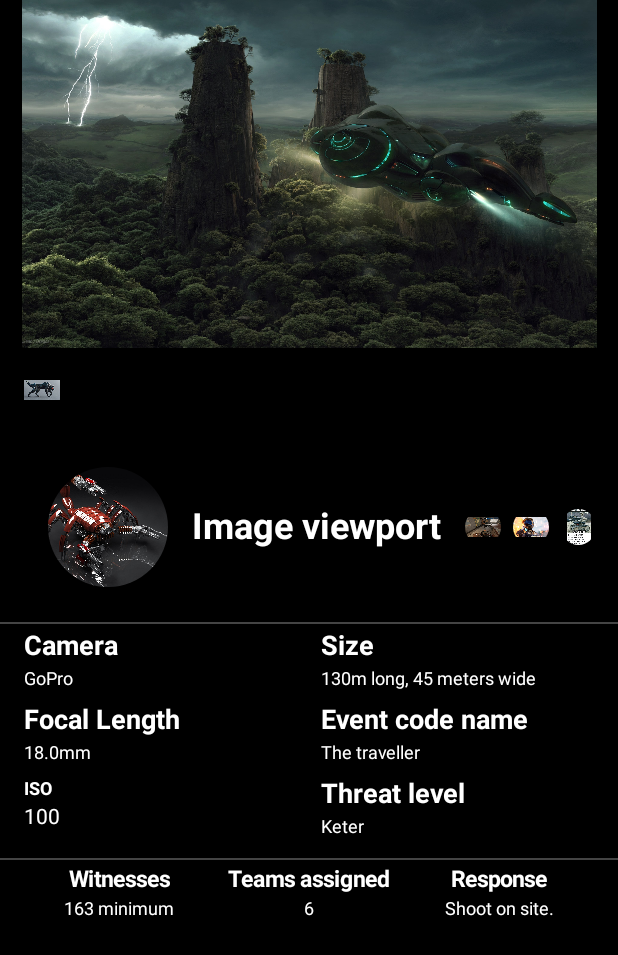
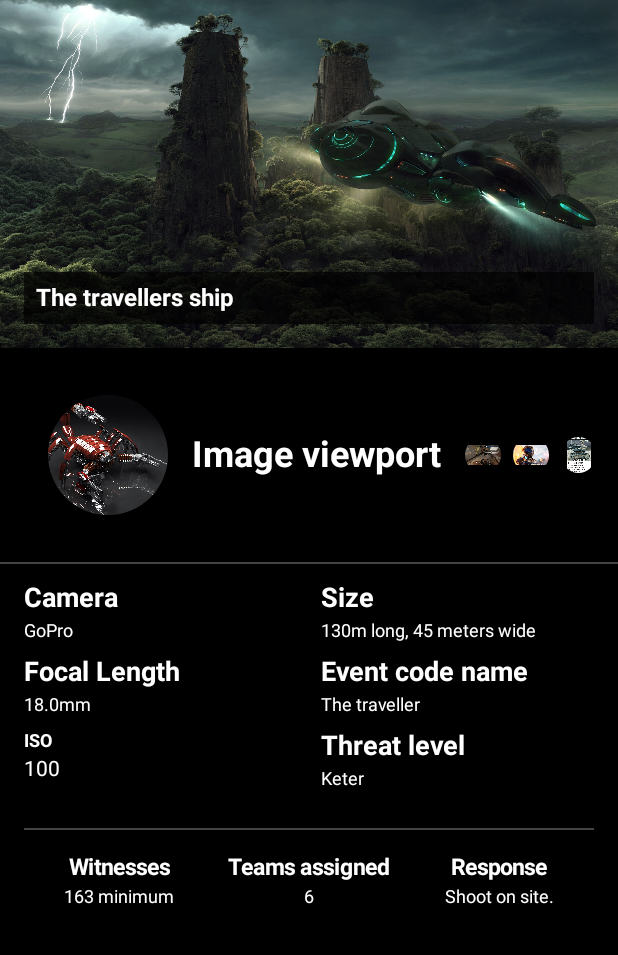
Before and after one commit to Spartan03168/First_assignment_MOBILE_APPLICATIONS, an Android app built with Jetpack Compose: the screen it shows after launch (MainActivity), on a phone screen of 412 x 824 dp. Shown: the top 955 px of the screen. Run offline under Robolectric (Android 15) with nearby library versions, the phone set to English and light mode, and no system bars.

Commit message:
Experimental update IDGAF

```diff
--- a/app/src/main/java/com/example/proj_3/MainActivity.kt
+++ b/app/src/main/java/com/example/proj_3/MainActivity.kt
@@ -24,6 +24,7 @@ import androidx.compose.material3.ButtonDefaults
 import androidx.compose.material3.IconButton
 import androidx.compose.ui.Alignment
 import androidx.compose.ui.draw.clip
+import androidx.compose.ui.graphics.painter.Painter
 import androidx.compose.ui.layout.ContentScale
 import androidx.compose.ui.semantics.Role.Companion.Button
 import androidx.compose.ui.text.TextStyle
@@ -34,7 +35,6 @@ import androidx.navigation.NavController
 import androidx.navigation.compose.NavHost
 import androidx.navigation.compose.composable
 import androidx.navigation.compose.rememberNavController
-
 
 class MainActivity : ComponentActivity() {
     override fun onCreate(savedInstanceState: Bundle?) {
@@ -78,47 +78,23 @@ fun DetailsScreen() {
     }
 }
 
-
 @Composable
 fun MainScreen() {
     Proj_3Theme {
         Surface(modifier = Modifier.fillMaxSize(), color = Color.Black) {
-            Column(modifier = Modifier.fillMaxSize()) {
-                Image(
+            Column(
+                modifier = Modifier.fillMaxSize(),
+                verticalArrangement = Arrangement.spacedBy(8.dp)
+            ) {
+                // Main Image with Overlay Text
+                ImageWithOverlayText(
                     painter = painterResource(id = R.drawable.scifi_wallpaper),
-                    contentDescription = "The traveller leaving the planet through a portal that formed above the amazon forrest.",
+                    contentDescription = "The traveller leaving the planet through a portal that formed above the amazon forest",
+                    overlayText = "The travellers ship",
                     modifier = Modifier
                         .fillMaxWidth()
                         .aspectRatio(16f / 9f)
                 )
-
-                Box(
-                    modifier = Modifier
-                        .fillMaxWidth()
-                        .padding(16.dp)
-                        .align(Alignment.Start)
-                ) {
-                    Row(
-                        verticalAlignment = Alignment.CenterVertically
-                    ) {
-                        Image(
-                            painter = painterResource(id = R.drawable.wolf_render_robot_wallpaper),
-                            contentDescription = "Pin",
-                            modifier = Modifier.size(24.dp)
-                        )
-
-                        Text(
-                            text = "Storm breach",
-                            style = TextStyle(
-                                fontSize = 16.sp,
-                                fontWeight = FontWeight.Bold,
-                                color = Color.White
-                            ),
-                            modifier = Modifier.padding(start = 8.dp),
-                            color = Color(0*80000000)
-                        )
-                    }
-                }
 
                 Row(
                     modifier = Modifier.padding(horizontal = 16.dp, vertical = 15.dp),
@@ -169,12 +145,14 @@ fun MainScreen() {
                         )
                     }
                 }
+
                 Spacer(
                     modifier = Modifier
                         .height(1.dp)
                         .fillMaxWidth()
                         .background(Color.DarkGray)
                 )
+
                 Row(
                     modifier = Modifier.padding(horizontal = 16.dp, vertical = 4.dp)
                 ) {
@@ -287,13 +265,19 @@ fun MainScreen() {
                     }
                 }
 
-                Spacer(
+                Row(
                     modifier = Modifier
-                        .height(1.dp)
-                        .fillMaxWidth()
-                        .background(Color.DarkGray)
-                )
+                        .padding(horizontal = 16.dp, vertical = 4.dp)
+                ) {
+                    // Column code remains unchanged...
+                    Spacer(
+                        modifier = Modifier
+                            .height(1.dp)
+                            .fillMaxWidth()
+                            .background(Color.DarkGray)
+                    )
 
+                }
                 Row(
                     modifier = Modifier
                         .padding(horizontal = 16.dp, vertical = 4.dp)
@@ -371,11 +355,54 @@ fun MainScreen() {
                         )
                     }
                 }
+
+                // Spacer to push the bubble to the bottom
+                Spacer(modifier = Modifier.weight(1f))
+
+                // Bubble Text Component at the bottom
                 BubbleTextComponent(text = "keter")
             }
         }
     }
 }
+
+@Composable
+fun ImageWithOverlayText(
+    painter: Painter,
+    contentDescription: String,
+    overlayText: String,
+    modifier: Modifier = Modifier,
+    overlayTextColor: Color = Color.White,
+    overlayTextBackground: Color = Color(0xAA000000)
+) {
+    Box(modifier = modifier) {
+        Image(
+            painter = painter,
+            contentDescription = contentDescription,
+            modifier = Modifier.fillMaxSize(),
+            contentScale = ContentScale.Crop
+        )
+
+        Box(
+            modifier = Modifier
+                .fillMaxWidth()
+                .padding(16.dp)
+                .background(overlayTextBackground)
+                .align(Alignment.BottomEnd)
+        ) {
+            Text(
+                text = overlayText,
+                style = TextStyle(
+                    fontSize = 16.sp,
+                    fontWeight = FontWeight.Bold,
+                    color = overlayTextColor
+                ),
+                modifier = Modifier.padding(8.dp)
+            )
+        }
+    }
+}
+
 @Composable
 fun DisplayPictureWithText(imageResId: Int, name: String) {
     Row(
@@ -405,8 +432,6 @@ fun DisplayPictureWithText(imageResId: Int, name: String) {
     }
 }
 
-
-
 @Composable
 fun BubbleTextComponent(text: String) {
     Column(
```
